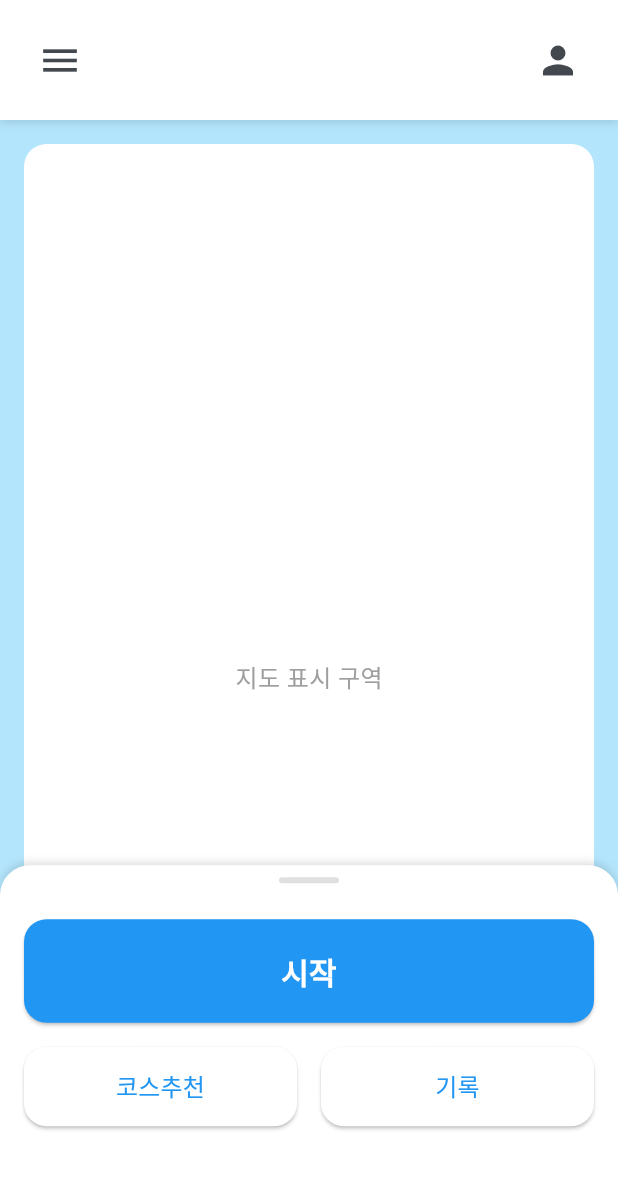
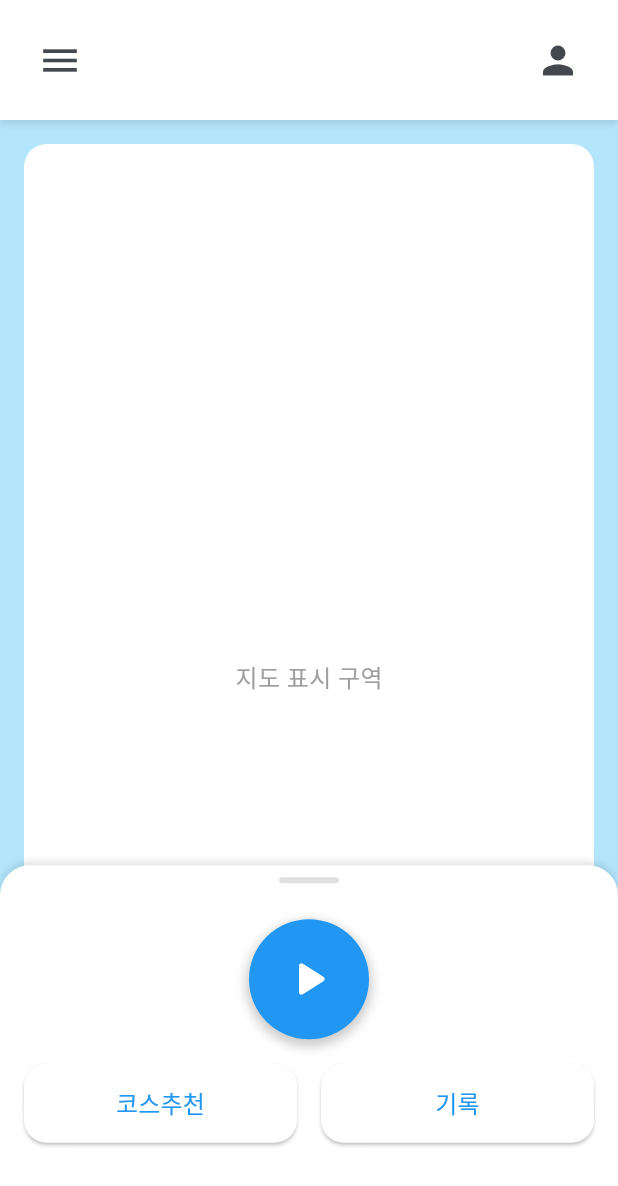
Before and after one commit to bangjaia/Hodadak, a Flutter app: the HomePage screen opened directly, on a phone screen of 412 x 824 dp. Shown: the top 1186 px of the screen. Run offline on Flutter 3.47's test engine with Material 3 defaults, Android fonts, the phone set to English and light mode, and no system bars.

Commit message:
메인화면 스크롤 구현

```diff
--- a/lib/main.dart
+++ b/lib/main.dart
@@ -184,7 +184,20 @@ class _HomePageState extends State<HomePage> {
   }
 
   @override
+  void initState() {
+    super.initState();
+    _draggableController.addListener(_onDragUpdate);
+  }
+
+  void _onDragUpdate() {
+    setState(() {
+      _bottomSheetSize = _draggableController.size;
+    });
+  }
+
+  @override
   void dispose() {
+    _draggableController.removeListener(_onDragUpdate);
     _draggableController.dispose();
     super.dispose();
   }
@@ -273,12 +286,16 @@ class _HomePageState extends State<HomePage> {
                     ),
                   ],
                 ),
-                child: SingleChildScrollView(
-                  controller: scrollController,
                 child: Column(
                   children: [
                     // 드래그 핸들
-                      Container(
+                    GestureDetector(
+                      onVerticalDragUpdate: (details) {
+                        _draggableController.jumpTo(
+                          _draggableController.size - details.primaryDelta! / context.size!.height,
+                        );
+                      },
+                      child: Container(
                         margin: const EdgeInsets.symmetric(vertical: 8),
                         width: 40,
                         height: 4,
@@ -287,28 +304,40 @@ class _HomePageState extends State<HomePage> {
                           borderRadius: BorderRadius.circular(2),
                         ),
                       ),
+                    ),
+                    // 스크롤 가능한 내용
+                    Expanded(
+                      child: SingleChildScrollView(
+                        controller: scrollController,
+                        child: Column(
+                          children: [
                             // 시작 버튼
                             Padding(
                               padding: const EdgeInsets.all(16),
-                        child: SizedBox(
-                          width: double.infinity,
-                          child: ElevatedButton(
+                              child: Center(
+                                child: Container(
+                                  width: 80,
+                                  height: 80,
+                                  decoration: BoxDecoration(
+                                    shape: BoxShape.circle,
+                                    color: Colors.blue,
+                                    boxShadow: [
+                                      BoxShadow(
+                                        color: Colors.black.withOpacity(0.2),
+                                        spreadRadius: 2,
+                                        blurRadius: 5,
+                                        offset: const Offset(0, 3),
+                                      ),
+                                    ],
+                                  ),
+                                  child: IconButton(
                                     onPressed: () {
                                       // TODO: 시작 기능 구현
                                     },
-                            style: ElevatedButton.styleFrom(
-                              padding: const EdgeInsets.symmetric(vertical: 20),
-                              backgroundColor: Colors.blue,
-                              foregroundColor: Colors.white,
-                              shape: RoundedRectangleBorder(
-                                borderRadius: BorderRadius.circular(15),
-                              ),
-                            ),
-                            child: const Text(
-                              '시작',
-                              style: TextStyle(
-                                fontSize: 20,
-                                fontWeight: FontWeight.bold,
+                                    icon: const Icon(
+                                      Icons.play_arrow_rounded,
+                                      size: 40,
+                                      color: Colors.white,
                                     ),
                                   ),
                                 ),
@@ -361,6 +390,9 @@ class _HomePageState extends State<HomePage> {
                           ],
                         ),
                       ),
+                    ),
+                  ],
+                ),
               );
             },
           ),
```
Lines whose indentation alone changed are shown as unchanged.
